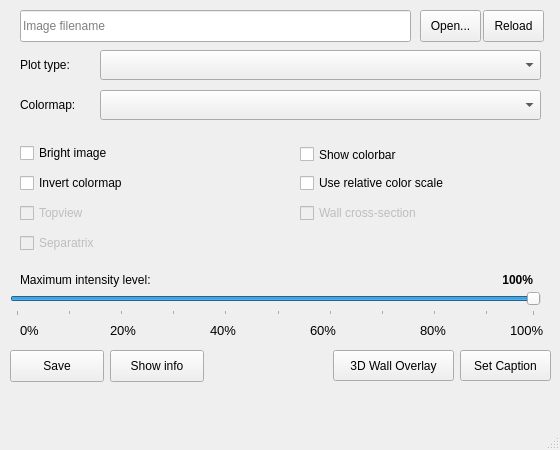
This is ui/main.ui in hoppe93/softviz as Qt 5 draws it before an edit. The edited form follows.
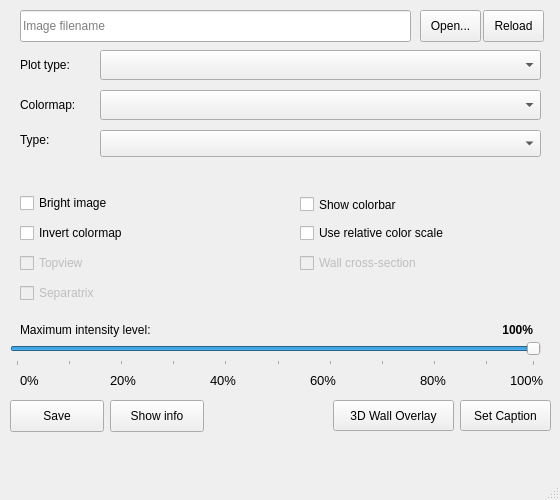
This is the edited form.

Commit message: Added support for polarized images

```diff
--- a/ui/main.ui
+++ b/ui/main.ui
@@ -7,19 +7,19 @@
     <x>0</x>
     <y>0</y>
     <width>560</width>
-    <height>450</height>
+    <height>500</height>
    </rect>
   </property>
   <property name="minimumSize">
    <size>
     <width>560</width>
-    <height>450</height>
+    <height>500</height>
    </size>
   </property>
   <property name="maximumSize">
    <size>
     <width>560</width>
-    <height>450</height>
+    <height>500</height>
    </size>
   </property>
   <property name="windowTitle">
@@ -115,7 +115,7 @@
     <property name="geometry">
      <rect>
       <x>10</x>
-      <y>290</y>
+      <y>340</y>
       <width>531</width>
       <height>26</height>
      </rect>
@@ -149,7 +149,7 @@
     <property name="geometry">
      <rect>
       <x>20</x>
-      <y>270</y>
+      <y>320</y>
       <width>171</width>
       <height>20</height>
      </rect>
@@ -162,7 +162,7 @@
     <property name="geometry">
      <rect>
       <x>110</x>
-      <y>320</y>
+      <y>370</y>
       <width>31</width>
       <height>21</height>
      </rect>
@@ -180,7 +180,7 @@
     <property name="geometry">
      <rect>
       <x>210</x>
-      <y>320</y>
+      <y>370</y>
       <width>31</width>
       <height>21</height>
      </rect>
@@ -198,7 +198,7 @@
     <property name="geometry">
      <rect>
       <x>310</x>
-      <y>320</y>
+      <y>370</y>
       <width>31</width>
       <height>21</height>
      </rect>
@@ -216,7 +216,7 @@
     <property name="geometry">
      <rect>
       <x>420</x>
-      <y>320</y>
+      <y>370</y>
       <width>31</width>
       <height>21</height>
      </rect>
@@ -234,7 +234,7 @@
     <property name="geometry">
      <rect>
       <x>510</x>
-      <y>320</y>
+      <y>370</y>
       <width>41</width>
       <height>21</height>
      </rect>
@@ -252,7 +252,7 @@
     <property name="geometry">
      <rect>
       <x>20</x>
-      <y>320</y>
+      <y>370</y>
       <width>21</width>
       <height>21</height>
      </rect>
@@ -270,7 +270,7 @@
     <property name="geometry">
      <rect>
       <x>10</x>
-      <y>350</y>
+      <y>400</y>
       <width>94</width>
       <height>32</height>
      </rect>
@@ -283,7 +283,7 @@
     <property name="geometry">
      <rect>
       <x>470</x>
-      <y>270</y>
+      <y>320</y>
       <width>63</width>
       <height>20</height>
      </rect>
@@ -308,7 +308,7 @@
     <property name="geometry">
      <rect>
       <x>110</x>
-      <y>350</y>
+      <y>400</y>
       <width>94</width>
       <height>32</height>
      </rect>
@@ -321,7 +321,7 @@
     <property name="geometry">
      <rect>
       <x>300</x>
-      <y>140</y>
+      <y>190</y>
       <width>181</width>
       <height>29</height>
      </rect>
@@ -334,7 +334,7 @@
     <property name="geometry">
      <rect>
       <x>460</x>
-      <y>350</y>
+      <y>400</y>
       <width>91</width>
       <height>31</height>
      </rect>
@@ -347,7 +347,7 @@
     <property name="geometry">
      <rect>
       <x>20</x>
-      <y>170</y>
+      <y>220</y>
       <width>151</width>
       <height>26</height>
      </rect>
@@ -360,7 +360,7 @@
     <property name="geometry">
      <rect>
       <x>300</x>
-      <y>170</y>
+      <y>220</y>
       <width>211</width>
       <height>26</height>
      </rect>
@@ -373,7 +373,7 @@
     <property name="geometry">
      <rect>
       <x>20</x>
-      <y>140</y>
+      <y>190</y>
       <width>181</width>
       <height>26</height>
      </rect>
@@ -389,7 +389,7 @@
     <property name="geometry">
      <rect>
       <x>20</x>
-      <y>200</y>
+      <y>250</y>
       <width>191</width>
       <height>26</height>
      </rect>
@@ -402,7 +402,7 @@
     <property name="geometry">
      <rect>
       <x>333</x>
-      <y>350</y>
+      <y>400</y>
       <width>121</width>
       <height>31</height>
      </rect>
@@ -418,7 +418,7 @@
     <property name="geometry">
      <rect>
       <x>300</x>
-      <y>200</y>
+      <y>250</y>
       <width>231</width>
       <height>26</height>
      </rect>
@@ -434,7 +434,7 @@
     <property name="geometry">
      <rect>
       <x>20</x>
-      <y>230</y>
+      <y>280</y>
       <width>241</width>
       <height>26</height>
      </rect>
@@ -443,6 +443,35 @@
      <string>Separatrix</string>
     </property>
    </widget>
+   <widget class="QComboBox" name="cbImageType">
+    <property name="enabled">
+     <bool>true</bool>
+    </property>
+    <property name="geometry">
+     <rect>
+      <x>100</x>
+      <y>130</y>
+      <width>441</width>
+      <height>27</height>
+     </rect>
+    </property>
+   </widget>
+   <widget class="QLabel" name="label_4">
+    <property name="enabled">
+     <bool>true</bool>
+    </property>
+    <property name="geometry">
+     <rect>
+      <x>20</x>
+      <y>130</y>
+      <width>68</width>
+      <height>20</height>
+     </rect>
+    </property>
+    <property name="text">
+     <string>Type:</string>
+    </property>
+   </widget>
   </widget>
   <widget class="QMenuBar" name="menubar">
    <property name="geometry">
```
Left out of the diff: 2 changed lines with no effect on the pictures. The commit also changes 5 other files.
